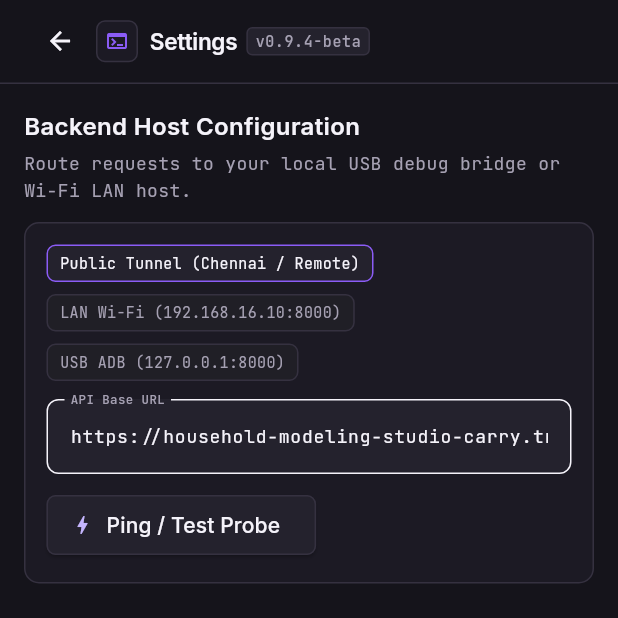
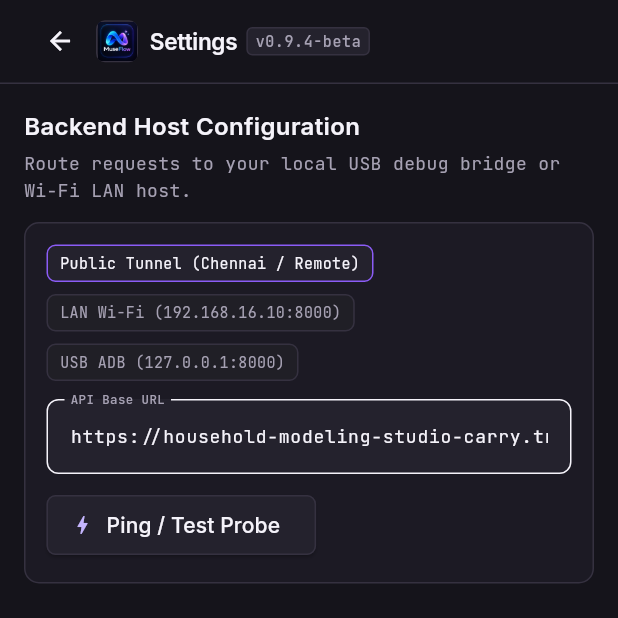
Before and after one commit to SajivJess/Jess-IDE, a Flutter app: the screen it shows after launch, after a tap on "household-modeling-studio-carry.trycloud", on a phone screen of 412 x 824 dp, the top half of it. Run offline on Flutter 3.47's test engine with Material 3 defaults, Android fonts, the phone set to English and light mode, and no system bars; our stand-ins replace google_fonts; missing offline and left inert: record; accounts and stored records are empty; network calls fail.

Commit message:
feat(branding): integrate new official MuseFlow app logo across mobile, launcher icons, and web assets

```diff
--- a/jess_app/lib/screens/auth/screen_1_login_register.dart
+++ b/jess_app/lib/screens/auth/screen_1_login_register.dart
@@ -173,6 +173,37 @@ class _Screen1LoginRegisterState extends State<Screen1LoginRegister> {
             child: Column(
               crossAxisAlignment: CrossAxisAlignment.start,
               children: [
+                      // App Logo
+                      Center(
+                        child: Padding(
+                          padding: const EdgeInsets.only(bottom: 24, top: 8),
+                          child: Container(
+                            width: 88,
+                            height: 88,
+                            decoration: BoxDecoration(
+                              borderRadius: BorderRadius.circular(22),
+                              boxShadow: [
+                                BoxShadow(
+                                  color: const Color(0xFF00E5FF).withValues(alpha: 0.2),
+                                  blurRadius: 24,
+                                  spreadRadius: 2,
+                                ),
+                              ],
+                            ),
+                            clipBehavior: Clip.antiAlias,
+                            child: Image.asset(
+                              'assets/images/logo.png',
+                              fit: BoxFit.cover,
+                              errorBuilder: (_, __, ___) => const Icon(
+                                Icons.terminal,
+                                color: AppColors.primary,
+                                size: 48,
+                              ),
+                            ),
+                          ),
+                        ),
+                      ),
+
                       // Badges Row
                       Row(
                         mainAxisAlignment: MainAxisAlignment.spaceBetween,
--- a/jess_app/lib/widgets/app_header.dart
+++ b/jess_app/lib/widgets/app_header.dart
@@ -65,10 +65,15 @@ class AppHeader extends StatelessWidget implements PreferredSizeWidget {
               borderRadius: BorderRadius.circular(6),
               border: Border.all(color: AppColors.borderSubtle),
             ),
-            child: const Icon(
-              Icons.terminal,
-              color: AppColors.primary,
-              size: 16,
+            clipBehavior: Clip.antiAlias,
+            child: Image.asset(
+              'assets/images/app_icon.png',
+              fit: BoxFit.cover,
+              errorBuilder: (_, __, ___) => const Icon(
+                Icons.terminal,
+                color: AppColors.primary,
+                size: 16,
+              ),
             ),
           ),
           const SizedBox(width: 8),
--- a/jess_app/pubspec.yaml
+++ b/jess_app/pubspec.yaml
@@ -62,10 +62,8 @@ flutter:
   # the material Icons class.
   uses-material-design: true
 
-  # To add assets to your application, add an assets section, like this:
-  # assets:
-  #   - images/a_dot_burr.jpeg
-  #   - images/a_dot_ham.jpeg
+  assets:
+    - assets/images/
 
   # An image asset can refer to one or more resolution-specific "variants", see
   # https://flutter.dev/to/resolution-aware-images
```
Also changed, not shown: jess_app/assets/images/app_icon.png (added), jess_app/assets/images/logo.png (added), 13 other files.
